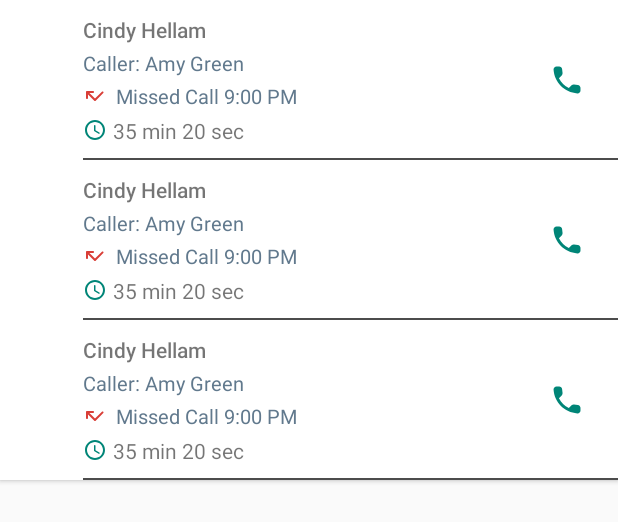
After one commit to tigertext/android_sdk_demo, an Android app: the layout fragment_call_log.xml on its own in the app's theme, with its tools: preview values and no code run, on a phone screen of 412 x 824 dp. The commit adds this screen. Shown: the top 522 px of the screen. Run offline under Robolectric (Android 15) with nearby library versions, the phone set to English and light mode, and no system bars.

Commit message:
Add Call Log sample implementation

```diff
--- /dev/null
+++ b/TigerConnectDemoApp/app/src/main/res/drawable/ic_access_time.xml
@@ -0,0 +1,10 @@
+<!-- Material.io access_time round -->
+<vector xmlns:android="http://schemas.android.com/apk/res/android"
+    android:width="16dp"
+    android:height="16dp"
+    android:viewportWidth="24"
+    android:viewportHeight="24">
+    <path
+        android:fillColor="@color/white"
+        android:pathData="M11.99,2C6.47,2 2,6.48 2,12s4.47,10 9.99,10C17.52,22 22,17.52 22,12S17.52,2 11.99,2zM12,20c-4.42,0 -8,-3.58 -8,-8s3.58,-8 8,-8 8,3.58 8,8 -3.58,8 -8,8zM11.78,7h-0.06c-0.4,0 -0.72,0.32 -0.72,0.72v4.72c0,0.35 0.18,0.68 0.49,0.86l4.15,2.49c0.34,0.2 0.78,0.1 0.98,-0.24 0.21,-0.34 0.1,-0.79 -0.25,-0.99l-3.87,-2.3L12.5,7.72c0,-0.4 -0.32,-0.72 -0.72,-0.72z" />
+</vector>
--- /dev/null
+++ b/TigerConnectDemoApp/app/src/main/res/drawable/ic_call_missed.xml
@@ -0,0 +1,10 @@
+<!-- Material.io call_missed round -->
+<vector xmlns:android="http://schemas.android.com/apk/res/android"
+    android:width="16dp"
+    android:height="16dp"
+    android:viewportWidth="24"
+    android:viewportHeight="24">
+    <path
+        android:fillColor="#D93E37"
+        android:pathData="M18.89,7.7L12,14.59 6.41,9H10c0.55,0 1,-0.45 1,-1s-0.45,-1 -1,-1H4c-0.55,0 -1,0.45 -1,1v6c0,0.55 0.45,1 1,1s1,-0.45 1,-1v-3.59l6.29,6.29c0.39,0.39 1.02,0.39 1.41,0l7.59,-7.59c0.39,-0.39 0.39,-1.02 0,-1.41 -0.38,-0.38 -1.02,-0.38 -1.4,0z" />
+</vector>
--- /dev/null
+++ b/TigerConnectDemoApp/app/src/main/res/layout/fragment_call_log.xml
@@ -0,0 +1,27 @@
+<?xml version="1.0" encoding="utf-8"?>
+<androidx.constraintlayout.widget.ConstraintLayout xmlns:android="http://schemas.android.com/apk/res/android"
+    xmlns:app="http://schemas.android.com/apk/res-auto"
+    xmlns:tools="http://schemas.android.com/tools"
+    android:layout_width="match_parent"
+    android:layout_height="match_parent">
+
+    <androidx.swiperefreshlayout.widget.SwipeRefreshLayout
+        android:id="@+id/swipe_refresh"
+        android:layout_width="0dp"
+        android:layout_height="0dp"
+        app:layout_constraintBottom_toBottomOf="parent"
+        app:layout_constraintEnd_toEndOf="parent"
+        app:layout_constraintStart_toStartOf="parent"
+        app:layout_constraintTop_toTopOf="parent">
+
+        <androidx.recyclerview.widget.RecyclerView
+            android:id="@+id/recycler_view"
+            android:layout_width="match_parent"
+            android:layout_height="match_parent"
+            app:layoutManager="androidx.recyclerview.widget.LinearLayoutManager"
+            tools:listitem="@layout/view_call_log_entry" />
+
+    </androidx.swiperefreshlayout.widget.SwipeRefreshLayout>
+
+
+</androidx.constraintlayout.widget.ConstraintLayout>
--- /dev/null
+++ b/TigerConnectDemoApp/app/src/main/res/layout/view_call_log_entry.xml
@@ -0,0 +1,114 @@
+<?xml version="1.0" encoding="utf-8"?>
+<androidx.constraintlayout.widget.ConstraintLayout xmlns:android="http://schemas.android.com/apk/res/android"
+    xmlns:app="http://schemas.android.com/apk/res-auto"
+    xmlns:tools="http://schemas.android.com/tools"
+    android:layout_width="match_parent"
+    android:layout_height="wrap_content"
+    android:background="@color/white"
+    android:elevation="@dimen/cardview_default_elevation">
+
+    <androidx.constraintlayout.widget.Guideline
+        android:id="@+id/guideline_top"
+        android:layout_width="wrap_content"
+        android:layout_height="wrap_content"
+        android:orientation="horizontal"
+        app:layout_constraintGuide_begin="10dp" />
+
+    <ImageView
+        android:id="@+id/avatar_view"
+        android:layout_width="30dp"
+        android:layout_height="30dp"
+        android:layout_marginLeft="10dp"
+        android:background="?attr/selectableItemBackgroundBorderless"
+        app:layout_constraintBottom_toTopOf="@id/guideline_bottom"
+        app:layout_constraintStart_toStartOf="parent"
+        app:layout_constraintTop_toBottomOf="@id/guideline_top" />
+
+    <ImageView
+        android:id="@+id/call_button"
+        android:layout_width="@dimen/icon_default_size"
+        android:layout_height="@dimen/icon_default_size"
+        android:layout_marginRight="10dp"
+        android:background="?attr/actionBarItemBackground"
+        android:padding="@dimen/icon_default_padding"
+        android:tooltipText="@string/call"
+        app:layout_constraintBottom_toBottomOf="parent"
+        app:layout_constraintEnd_toEndOf="parent"
+        app:layout_constraintTop_toTopOf="parent"
+        app:srcCompat="@drawable/ic_round_call"
+        app:tint="@color/colorPrimary" />
+
+    <TextView
+        android:id="@+id/display_name"
+        android:layout_width="0dp"
+        android:layout_height="wrap_content"
+        android:layout_marginLeft="15dp"
+        android:fontFamily="sans-serif-medium"
+        android:textSize="14sp"
+        app:layout_constraintBottom_toTopOf="@id/caller_name"
+        app:layout_constraintEnd_toStartOf="@id/call_button"
+        app:layout_constraintStart_toEndOf="@id/avatar_view"
+        app:layout_constraintTop_toBottomOf="@id/guideline_top"
+        app:layout_constraintVertical_chainStyle="packed"
+        tools:text="Cindy Hellam" />
+
+    <TextView
+        android:id="@+id/caller_name"
+        android:layout_width="0dp"
+        android:layout_height="wrap_content"
+        android:layout_marginTop="3dp"
+        android:textColor="@color/attachment_preview_text"
+        android:textSize="13sp"
+        app:layout_constraintBottom_toTopOf="@id/call_status"
+        app:layout_constraintEnd_toStartOf="@id/call_button"
+        app:layout_constraintStart_toStartOf="@id/display_name"
+        app:layout_constraintTop_toBottomOf="@id/display_name"
+        tools:text="Caller: Amy Green" />
+
+    <TextView
+        android:id="@+id/call_status"
+        android:layout_width="0dp"
+        android:layout_height="wrap_content"
+        android:layout_marginTop="3dp"
+        android:drawablePadding="6dp"
+        android:textColor="@color/attachment_preview_text"
+        android:textSize="13sp"
+        app:layout_constraintBottom_toTopOf="@id/call_duration"
+        app:layout_constraintEnd_toStartOf="@id/call_button"
+        app:layout_constraintStart_toStartOf="@id/display_name"
+        app:layout_constraintTop_toBottomOf="@id/caller_name"
+        tools:drawableLeft="@drawable/ic_call_missed"
+        tools:text="Missed Call 9:00 PM" />
+
+    <TextView
+        android:id="@+id/call_duration"
+        android:layout_width="0dp"
+        android:layout_height="wrap_content"
+        android:layout_marginTop="4dp"
+        android:drawablePadding="4dp"
+        android:singleLine="true"
+        app:drawableTint="@color/colorPrimary"
+        app:drawableLeftCompat="@drawable/ic_access_time"
+        app:layout_constraintBottom_toTopOf="@id/guideline_bottom"
+        app:layout_constraintEnd_toStartOf="@id/call_button"
+        app:layout_constraintStart_toStartOf="@id/call_status"
+        app:layout_constraintTop_toBottomOf="@id/call_status"
+        tools:text="35 min 20 sec" />
+
+    <androidx.constraintlayout.widget.Guideline
+        android:id="@+id/guideline_bottom"
+        android:layout_width="wrap_content"
+        android:layout_height="wrap_content"
+        android:orientation="horizontal"
+        app:layout_constraintGuide_end="10dp" />
+
+    <View
+        android:id="@+id/row_divider"
+        android:layout_width="0dp"
+        android:layout_height="1dp"
+        android:background="@color/profile_black_overlay"
+        app:layout_constraintBottom_toBottomOf="parent"
+        app:layout_constraintEnd_toEndOf="parent"
+        app:layout_constraintStart_toStartOf="@id/display_name" />
+
+</androidx.constraintlayout.widget.ConstraintLayout>
--- a/TigerConnectDemoApp/build.gradle
+++ b/TigerConnectDemoApp/build.gradle
@@ -10,7 +10,7 @@ buildscript {
         }
     }
     dependencies {
-        classpath 'com.android.tools.build:gradle:4.1.0'
+        classpath 'com.android.tools.build:gradle:4.1.1'
         classpath 'com.google.gms:google-services:4.3.4'
         classpath "org.jetbrains.kotlin:kotlin-gradle-plugin:$kotlin_version"
         // NOTE: Do not place your application dependencies here; they belong
```
Also changed, not shown: TigerConnectDemoApp/app/src/main/java/com/tigertext/ttandroid/sample/calllog/CallLogAdapter.kt (added, +67 -0 lines), TigerConnectDemoApp/app/src/main/java/com/tigertext/ttandroid/sample/calllog/CallLogAdapterSubViewModel.kt (added, +104 -0 lines), TigerConnectDemoApp/app/src/main/java/com/tigertext/ttandroid/sample/calllog/CallLogFragment.kt (added, +39 -0 lines), TigerConnectDemoApp/app/src/main/java/com/tigertext/ttandroid/sample/calllog/CallLogUtils.kt (added, +60 -0 lines), TigerConnectDemoApp/app/src/main/java/com/tigertext/ttandroid/sample/calllog/CallLogViewHolder.kt (added, +84 -0 lines), TigerConnectDemoApp/app/src/main/java/com/tigertext/ttandroid/sample/inbox/InboxFragment.java (+14 -1 lines), TigerConnectDemoApp/app/src/main/res/drawable/ic_call_incoming.xml (added, +10 -0 lines), TigerConnectDemoApp/app/src/main/res/drawable/ic_call_outgoing.xml (added, +10 -0 lines), TigerConnectDemoApp/app/src/main/res/layout/inbox_fragment.xml (+12 -3 lines), TigerConnectDemoApp/app/src/main/res/menu/inbox.xml (added, +8 -0 lines), TigerConnectDemoApp/app/src/main/res/values/strings.xml (+9 -0 lines), 1 other file.
